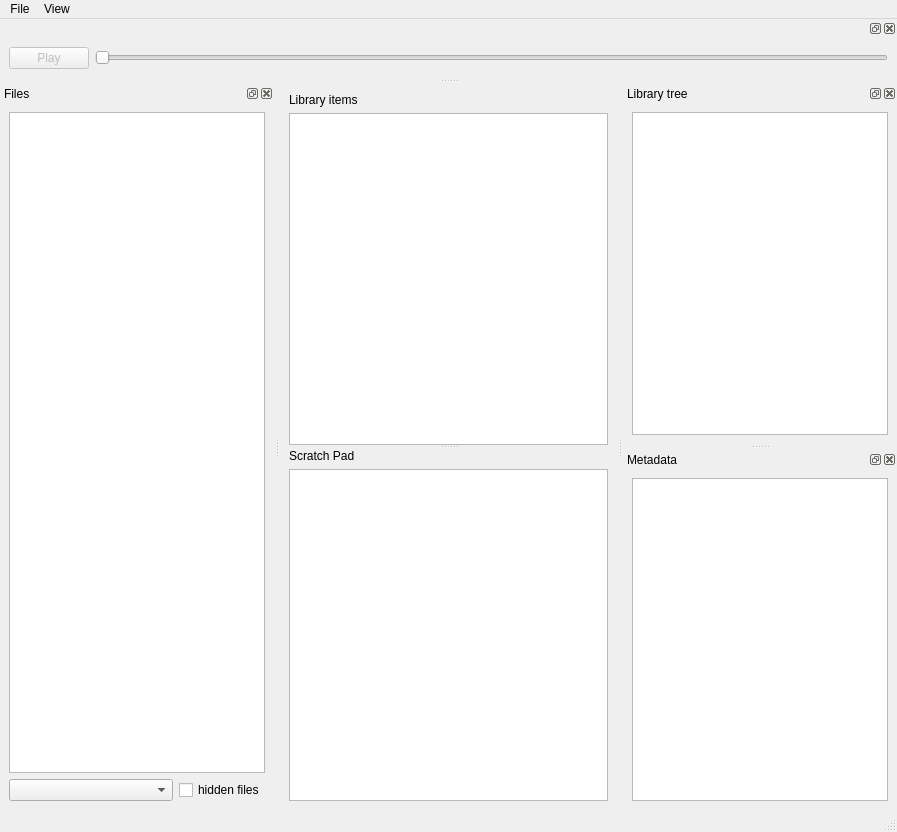
Jajcus/sampledrawer, file sample_drawer/gui/mainwindow.ui: the form before one commit.
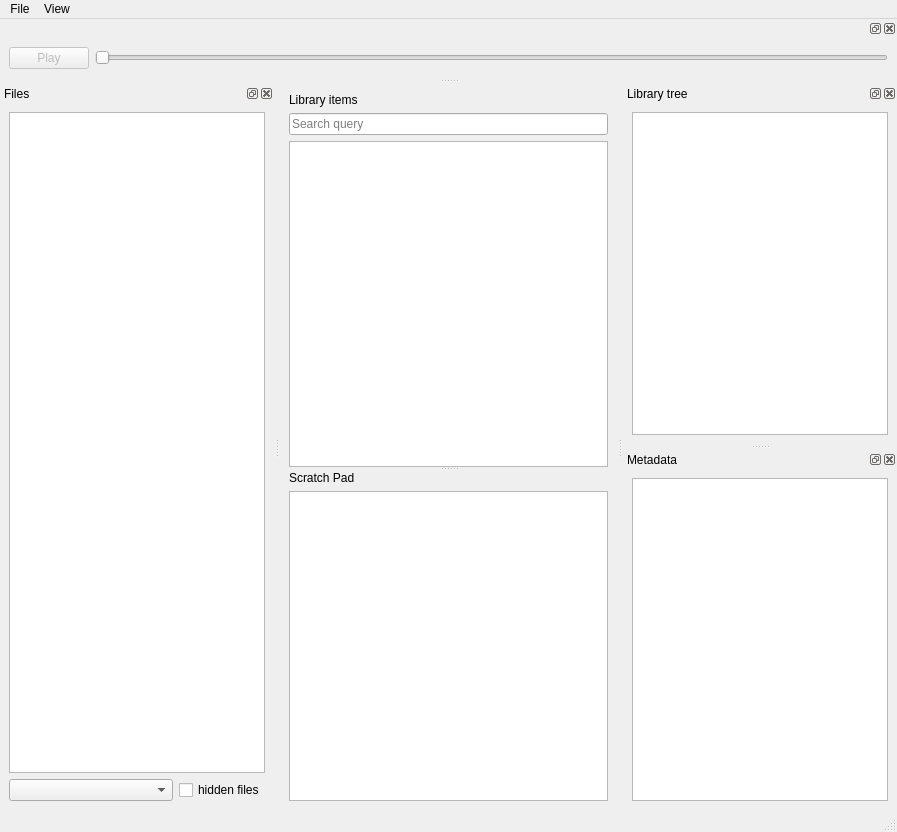
The form after the commit. Icons and pictures are not drawn.

Commit message:
search input widget added
doesn't do anything yet

Patch:
```diff
--- a/sample_drawer/gui/mainwindow.ui
+++ b/sample_drawer/gui/mainwindow.ui
@@ -20,7 +20,7 @@
    <string>MainWindow</string>
   </property>
   <widget class="QWidget" name="centralwidget">
-   <layout class="QVBoxLayout" name="verticalLayout_6">
+   <layout class="QHBoxLayout" name="horizontalLayout_3">
     <item>
      <widget class="QSplitter" name="splitter">
       <property name="orientation">
@@ -38,6 +38,13 @@
           </property>
          </widget>
         </item>
+        <item>
+         <widget class="QLineEdit" name="search_query_input">
+          <property name="placeholderText">
+           <string>Search query</string>
+          </property>
+         </widget>
+        </item>
         <item>
          <widget class="QTableView" name="library_items"/>
         </item>
```
Left out of the diff: 14 changed lines with no effect on the pictures.
